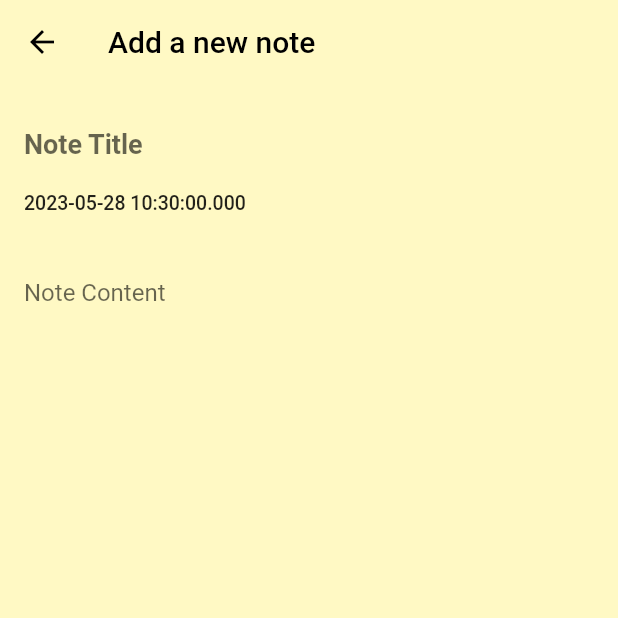
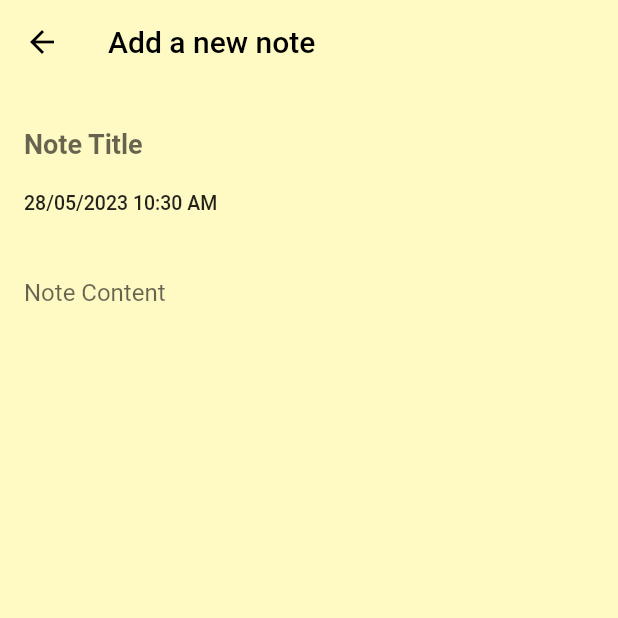
Before and after one commit to Louisii/Notie, a Flutter app: the screen it shows after launch, after a tap on "Add Note", on a phone screen of 412 x 824 dp, the top half of it. Run offline on Flutter 3.47's test engine with Material 2 defaults, Android fonts, the light colour scheme and no system bars; our stand-ins replace cloud_firestore, firebase_core, google_fonts; accounts and stored records are empty.

Commit message:
date formatter

```diff
--- a/notie/lib/main.dart
+++ b/notie/lib/main.dart
@@ -14,7 +14,7 @@ class MyApp extends StatelessWidget {
   // This widget is the root of your application.
   @override
   Widget build(BuildContext context) {
-    return MaterialApp(
+    return const MaterialApp(
       home: HomeScreen(),
     );
   }
--- a/notie/lib/screens/home_screen.dart
+++ b/notie/lib/screens/home_screen.dart
@@ -20,7 +20,7 @@ class _HomeScreenState extends State<HomeScreen> {
       backgroundColor: AppStyle.mainColor,
       appBar: AppBar(
         elevation: 0.0,
-        title: Text("Notie"),
+        title: const Text("Notie"),
         centerTitle: true,
         backgroundColor: AppStyle.mainColor,
       ),
@@ -38,7 +38,7 @@ class _HomeScreenState extends State<HomeScreen> {
                 fontSize: 22,
               ),
             ),
-            SizedBox(
+            const SizedBox(
               height: 20.0,
             ),
             Expanded(
@@ -48,13 +48,13 @@ class _HomeScreenState extends State<HomeScreen> {
                 builder: (context, AsyncSnapshot<QuerySnapshot> snapshot) {
                   //checking the connection state, if still loading display loading bar
                   if (snapshot.connectionState == ConnectionState.waiting) {
-                    return Center(
+                    return const Center(
                       child: CircularProgressIndicator(),
                     );
                   }
                   if (snapshot.hasData) {
                     return GridView(
-                      gridDelegate: SliverGridDelegateWithFixedCrossAxisCount(
+                      gridDelegate: const SliverGridDelegateWithFixedCrossAxisCount(
                           crossAxisCount: 2),
                       children: snapshot.data!.docs
                           .map((note) => noteCard(() {
@@ -81,10 +81,10 @@ class _HomeScreenState extends State<HomeScreen> {
       floatingActionButton: FloatingActionButton.extended(
         onPressed: () {
           Navigator.push(context,
-              MaterialPageRoute(builder: (context) => NoteEditorScreen()));
+              MaterialPageRoute(builder: (context) => const NoteEditorScreen()));
         },
-        label: Text("Add Note"),
-        icon: Icon(Icons.add),
+        label: const Text("Add Note"),
+        icon: const Icon(Icons.add),
       ),
     );
   }
--- a/notie/lib/screens/note_editor.dart
+++ b/notie/lib/screens/note_editor.dart
@@ -1,22 +1,21 @@
 import 'dart:math';
 
 import 'package:cloud_firestore/cloud_firestore.dart';
-import 'package:firebase_core/firebase_core.dart';
 import 'package:flutter/material.dart';
+import 'package:intl/intl.dart';
 import 'package:notie/style/app_style.dart';
 
 class NoteEditorScreen extends StatefulWidget {
   const NoteEditorScreen({super.key});
-
   @override
   State<NoteEditorScreen> createState() => _NoteEditorScreenState();
 }
 
 class _NoteEditorScreenState extends State<NoteEditorScreen> {
   int color_id = Random().nextInt(AppStyle.cardsColor.length);
-  String date = DateTime.now().toString();
-  TextEditingController _titleControler = TextEditingController();
-  TextEditingController _mainControler = TextEditingController();
+  String date = DateFormat('dd/MM/yyyy hh:mm a').format(DateTime.now());
+  final TextEditingController _titleControler = TextEditingController();
+  final TextEditingController _mainControler = TextEditingController();
 
   @override
   Widget build(BuildContext context) {
@@ -25,8 +24,8 @@ class _NoteEditorScreenState extends State<NoteEditorScreen> {
       appBar: AppBar(
         backgroundColor: AppStyle.cardsColor[color_id],
         elevation: 0.0,
-        iconTheme: IconThemeData(color: Colors.black),
-        title: Text(
+        iconTheme: const IconThemeData(color: Colors.black),
+        title: const Text(
           "Add a new note",
           style: TextStyle(color: Colors.black),
         ),
@@ -38,27 +37,27 @@ class _NoteEditorScreenState extends State<NoteEditorScreen> {
           children: [
             TextField(
               controller: _titleControler,
-              decoration: InputDecoration(
+              decoration: const InputDecoration(
                 border: InputBorder.none,
                 hintText: "Note Title",
               ),
               style: AppStyle.mainTitle,
             ),
-            SizedBox(
+            const SizedBox(
               height: 8.0,
             ),
             Text(
               date,
               style: AppStyle.dateTitle,
             ),
-            SizedBox(
+            const SizedBox(
               height: 28.0,
             ),
             TextField(
               controller: _mainControler,
               keyboardType: TextInputType.multiline,
               maxLines: null,
-              decoration: InputDecoration(
+              decoration: const InputDecoration(
                 border: InputBorder.none,
                 hintText: "Note Content",
               ),
@@ -80,7 +79,7 @@ class _NoteEditorScreenState extends State<NoteEditorScreen> {
             Navigator.pop(context);
           }).catchError((error) => print("Fail to add new note due to $error"));
         },
-        child: Icon(Icons.save),
+        child: const Icon(Icons.save),
       ),
     );
   }
--- a/notie/lib/style/app_style.dart
+++ b/notie/lib/style/app_style.dart
@@ -1,11 +1,10 @@
 import 'package:flutter/material.dart';
-import 'package:flutter/widgets.dart';
 import 'package:google_fonts/google_fonts.dart';
 
 class AppStyle {
-  static Color bgColor = Color(0xFFe2e2ff);
-  static Color mainColor = Color(0xFF000633);
-  static Color accentColor = Color(0xFF0065FF);
+  static Color bgColor = const Color(0xFFe2e2ff);
+  static Color mainColor = const Color(0xFF000633);
+  static Color accentColor = const Color(0xFF0065FF);
 
   static List<Color> cardsColor = [
     Colors.white,
--- a/notie/pubspec.yaml
+++ b/notie/pubspec.yaml
@@ -38,6 +38,7 @@ dependencies:
   firebase_core: ^2.13.0
   cloud_firestore: ^4.7.1
   google_fonts: ^4.0.5
+  intl: ^0.18.1
 
 dev_dependencies:
   flutter_test:
```
Also changed, not shown: notie/lib/screens/note_reader.dart (+6 -6 lines), notie/lib/widgets/note_card.dart (+4 -4 lines), notie/pubspec.lock.
